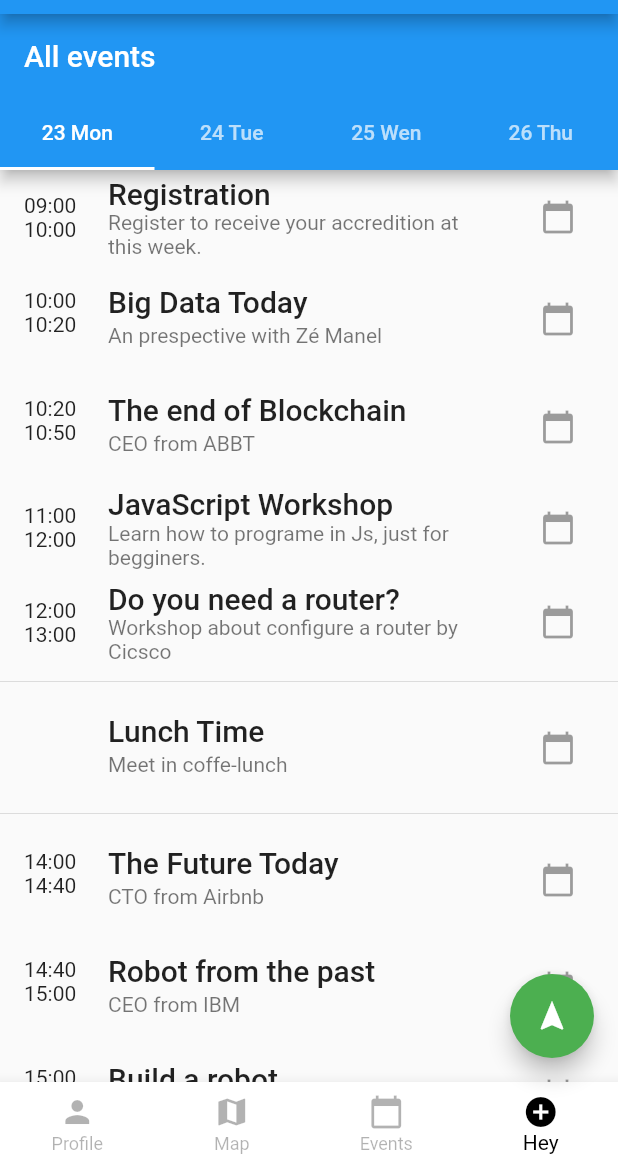
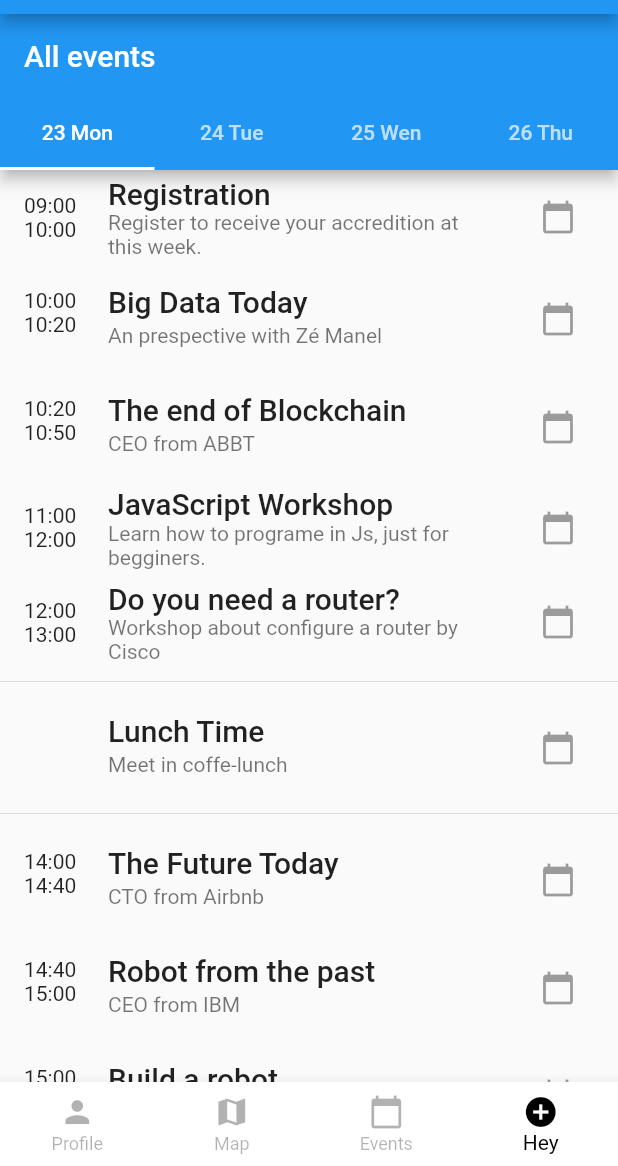
Before and after one commit to softeng-feup/open-cx-batatas, a Flutter app: the screen it shows after launch, item 4 of the bottom bar chosen, on a phone screen of 412 x 824 dp, the part 70-1236 px from its top. Run offline on Flutter 3.47's test engine with Material 2 defaults, Android fonts, the phone set to English and light mode, and no system bars; missing offline and left inert: matrix_gesture_detector.

Commit message:
finish frontend

```diff
--- a/frontend/lib/allEventsPage.dart
+++ b/frontend/lib/allEventsPage.dart
@@ -29,7 +29,7 @@ class _AllEventsPageState extends State<AllEventsPage> {
               4),
           _tile(
               'Do you need a router?',
-              'Workshop about configure a router by Cicsco ',
+              'Workshop about configure a router by Cisco ',
               '12:00\n13:00',
               5),
           Divider(),
--- a/frontend/lib/main.dart
+++ b/frontend/lib/main.dart
@@ -49,7 +49,7 @@ class MyHomePage extends StatefulWidget {
 }
 
 class _MyHomePageState extends State<MyHomePage> {
-  int _currentIndex = 1;
+  int _currentIndex = 2;
   final List<Widget> _children = [
     ProfilePage(),
     MapPage(),
@@ -72,17 +72,9 @@ class _MyHomePageState extends State<MyHomePage> {
         title: Text(widget.title),
       ),
       body: _children[_currentIndex],
-      floatingActionButton: FloatingActionButton(
-        onPressed: () {
-          // Add your onPressed code here!
-        },
-        child: Icon(Icons.navigation),
-        backgroundColor: Colors.green,
-      ),
       bottomNavigationBar: BottomNavigationBar(
         onTap: changePage,
-        type: BottomNavigationBarType
-            .fixed, // isto foi a correção: https://github.com/flutter/flutter/issues/13642
+        type: BottomNavigationBarType.fixed, // isto foi a correção: https://github.com/flutter/flutter/issues/13642
         selectedItemColor: new Color.fromRGBO(0, 0, 0, 1.0),
         unselectedItemColor: new Color.fromRGBO(0, 0, 0, 0.3),
         backgroundColor: new Color.fromRGBO(255, 255, 255, 1.0),
```
Also changed, not shown: frontend/lib/eventsPage.dart (+0 -29 lines).
